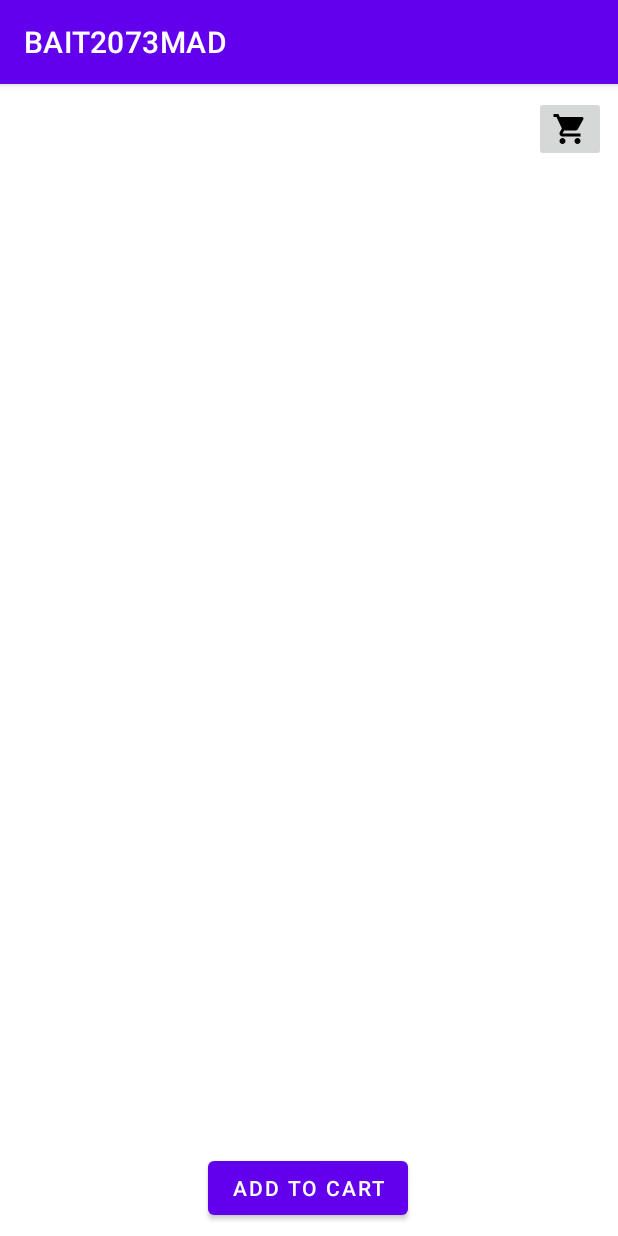
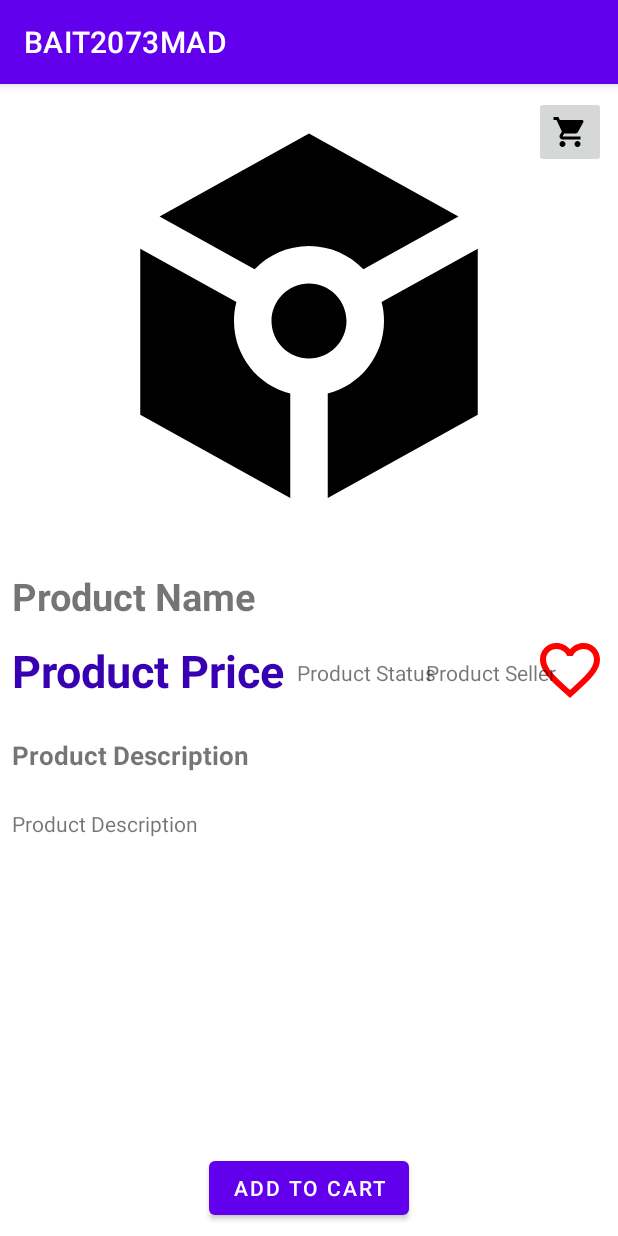
Before and after one commit to FenrirChiew/BAIT2073MAD, an Android app: the fragment ProductDetailsFragment shown on its own in the app's theme, on a phone screen of 412 x 824 dp. Run offline under Robolectric (Android 15) with nearby library versions, the phone set to English and light mode, and no system bars; our stand-ins replace data binding.

Commit message:
Update Product Details and Navigation

```diff
--- a/app/src/main/java/my/edu/tarc/bait2073mad/ui/product/ProductDetailsFragment.kt
+++ b/app/src/main/java/my/edu/tarc/bait2073mad/ui/product/ProductDetailsFragment.kt
@@ -15,7 +15,7 @@ class ProductDetailsFragment : Fragment() {
 
     private var _binding: FragmentProductDetailsBinding? = null
     private val binding get() = _binding!!
-    private lateinit var viewModel: ProductViewModel
+    private val productViewModel: ProductViewModel by activityViewModels()
     //view model of cart
     private val cartViewModel: CartViewModel by activityViewModels()
 
--- /dev/null
+++ b/app/src/main/res/drawable/ic_favorite_border_red_24dp.xml
@@ -0,0 +1,5 @@
+<vector android:height="24dp" android:tint="#FF0000"
+    android:viewportHeight="24" android:viewportWidth="24"
+    android:width="24dp" xmlns:android="http://schemas.android.com/apk/res/android">
+    <path android:fillColor="@android:color/white" android:pathData="M16.5,3c-1.74,0 -3.41,0.81 -4.5,2.09C10.91,3.81 9.24,3 7.5,3 4.42,3 2,5.42 2,8.5c0,3.78 3.4,6.86 8.55,11.54L12,21.35l1.45,-1.32C18.6,15.36 22,12.28 22,8.5 22,5.42 19.58,3 16.5,3zM12.1,18.55l-0.1,0.1 -0.1,-0.1C7.14,14.24 4,11.39 4,8.5 4,6.5 5.5,5 7.5,5c1.54,0 3.04,0.99 3.57,2.36h1.87C13.46,5.99 14.96,5 16.5,5c2,0 3.5,1.5 3.5,3.5 0,2.89 -3.14,5.74 -7.9,10.05z"/>
+</vector>
--- /dev/null
+++ b/app/src/main/res/drawable/ic_favorite_red_24dp.xml
@@ -0,0 +1,5 @@
+<vector android:height="24dp" android:tint="#FF0000"
+    android:viewportHeight="24" android:viewportWidth="24"
+    android:width="24dp" xmlns:android="http://schemas.android.com/apk/res/android">
+    <path android:fillColor="@android:color/white" android:pathData="M12,21.35l-1.45,-1.32C5.4,15.36 2,12.28 2,8.5 2,5.42 4.42,3 7.5,3c1.74,0 3.41,0.81 4.5,2.09C13.09,3.81 14.76,3 16.5,3 19.58,3 22,5.42 22,8.5c0,3.78 -3.4,6.86 -8.55,11.54L12,21.35z"/>
+</vector>
--- a/app/src/main/res/layout/fragment_cart_item.xml
+++ b/app/src/main/res/layout/fragment_cart_item.xml
@@ -22,7 +22,7 @@
         android:layout_height="wrap_content"
         android:layout_marginStart="32dp"
         android:layout_marginTop="32dp"
-        android:text="@string/productName"
+        android:text="@string/product_name_label"
         app:layout_constraintStart_toEndOf="@+id/imageViewProduct"
         app:layout_constraintTop_toTopOf="@+id/imageViewProduct" />
 
@@ -32,7 +32,7 @@
         android:layout_height="wrap_content"
         android:layout_marginStart="32dp"
         android:layout_marginTop="24dp"
-        android:text="@string/productPrice"
+        android:text="@string/product_price_label"
         app:layout_constraintStart_toEndOf="@+id/imageViewProduct"
         app:layout_constraintTop_toBottomOf="@+id/textViewProductName" />
 
--- a/app/src/main/res/layout/fragment_check_out_item.xml
+++ b/app/src/main/res/layout/fragment_check_out_item.xml
@@ -21,7 +21,7 @@
         android:layout_height="wrap_content"
         android:layout_marginStart="8dp"
         android:layout_marginTop="32dp"
-        android:text="@string/productName"
+        android:text="@string/product_name_label"
         app:layout_constraintStart_toEndOf="@+id/productImageView"
         app:layout_constraintTop_toTopOf="@+id/productImageView" />
 
@@ -39,7 +39,7 @@
         android:layout_width="wrap_content"
         android:layout_height="wrap_content"
         android:layout_marginStart="8dp"
-        android:text="@string/productPrice"
+        android:text="@string/product_price_label"
         app:layout_constraintStart_toEndOf="@+id/ProductQuantityTextView"
         app:layout_constraintTop_toTopOf="@+id/ProductQuantityTextView" />
 </androidx.constraintlayout.widget.ConstraintLayout>
--- a/app/src/main/res/layout/fragment_product.xml
+++ b/app/src/main/res/layout/fragment_product.xml
@@ -4,7 +4,7 @@
     xmlns:tools="http://schemas.android.com/tools"
     android:layout_width="match_parent"
     android:layout_height="match_parent"
-    tools:context=".ui.product.ProductDetailsFragment">
+    tools:context=".ui.product.ProductsFragment">
 
     <androidx.recyclerview.widget.RecyclerView
         android:id="@+id/recycleViewProductList"
--- a/app/src/main/res/layout/fragment_product_details.xml
+++ b/app/src/main/res/layout/fragment_product_details.xml
@@ -1,7 +1,8 @@
 <?xml version="1.0" encoding="utf-8"?>
 <layout xmlns:android="http://schemas.android.com/apk/res/android"
     xmlns:app="http://schemas.android.com/apk/res-auto"
-    xmlns:tools="http://schemas.android.com/tools">
+    xmlns:tools="http://schemas.android.com/tools"
+    tools:context=".ui.product.ProductDetailsFragment">
 
     <androidx.constraintlayout.widget.ConstraintLayout
         android:layout_width="match_parent"
@@ -10,13 +11,52 @@
         <ImageButton
             android:id="@+id/imageButtonCart"
             android:layout_width="wrap_content"
-            android:layout_height="wrap_content"
+            android:layout_height="48dp"
             android:layout_marginTop="8dp"
             android:layout_marginEnd="8dp"
             android:contentDescription="cartButton"
             android:src="@drawable/ic_shopping_cart_black_24dp"
             app:layout_constraintEnd_toEndOf="parent"
             app:layout_constraintTop_toTopOf="parent" />
+
+        <ImageView
+            android:id="@+id/imageViewProductImage"
+            android:layout_width="match_parent"
+            android:layout_height="300dp"
+            android:layout_marginStart="8dp"
+            android:layout_marginTop="8dp"
+            android:layout_marginEnd="8dp"
+            app:layout_constraintEnd_toEndOf="parent"
+            app:layout_constraintStart_toStartOf="parent"
+            app:layout_constraintTop_toTopOf="parent"
+            app:srcCompat="@drawable/ic_product_black_24dp" />
+
+        <TextView
+            android:id="@+id/textViewProductName"
+            android:layout_width="0dp"
+            android:layout_height="wrap_content"
+            android:layout_marginStart="8dp"
+            android:layout_marginTop="16dp"
+            android:layout_marginEnd="8dp"
+            android:text="@string/product_name_label"
+            android:textSize="25sp"
+            android:textStyle="bold"
+            app:layout_constraintEnd_toEndOf="parent"
+            app:layout_constraintStart_toStartOf="parent"
+            app:layout_constraintTop_toBottomOf="@+id/imageViewProductImage" />
+
+        <TextView
+            android:id="@+id/textViewProductPrice"
+            android:layout_width="wrap_content"
+            android:layout_height="wrap_content"
+            android:layout_marginStart="8dp"
+            android:layout_marginTop="12dp"
+            android:text="@string/product_price_label"
+            android:textColor="@color/purple_700"
+            android:textSize="30sp"
+            android:textStyle="bold"
+            app:layout_constraintStart_toStartOf="parent"
+            app:layout_constraintTop_toBottomOf="@+id/textViewProductName" />
 
         <Button
             android:id="@+id/buttonAddToCart"
@@ -26,7 +66,63 @@
             android:text="Add to Cart"
             app:layout_constraintBottom_toBottomOf="parent"
             app:layout_constraintEnd_toEndOf="parent"
-            app:layout_constraintHorizontal_bias="0.498"
             app:layout_constraintStart_toStartOf="parent" />
+
+        <TextView
+            android:id="@+id/textViewProductStatus"
+            android:layout_width="wrap_content"
+            android:layout_height="wrap_content"
+            android:layout_marginStart="8dp"
+            android:layout_marginTop="24dp"
+            android:text="@string/product_status_label"
+            app:layout_constraintStart_toEndOf="@+id/textViewProductPrice"
+            app:layout_constraintTop_toBottomOf="@+id/textViewProductName" />
+
+        <ImageView
+            android:id="@+id/imageViewFavorite"
+            android:layout_width="48dp"
+            android:layout_height="48dp"
+            android:layout_marginTop="8dp"
+            android:layout_marginEnd="8dp"
+            app:layout_constraintEnd_toEndOf="parent"
+            app:layout_constraintTop_toBottomOf="@+id/textViewProductName"
+            app:srcCompat="@drawable/ic_favorite_border_red_24dp" />
+
+        <TextView
+            android:id="@+id/textViewProductDescriptionLabel"
+            android:layout_width="wrap_content"
+            android:layout_height="wrap_content"
+            android:layout_marginStart="8dp"
+            android:layout_marginTop="24dp"
+            android:text="@string/product_description_label"
+            android:textSize="17sp"
+            android:textStyle="bold"
+            app:layout_constraintStart_toStartOf="parent"
+            app:layout_constraintTop_toBottomOf="@+id/textViewProductPrice" />
+
+        <TextView
+            android:id="@+id/textViewProductDescription"
+            android:layout_width="match_parent"
+            android:layout_height="wrap_content"
+            android:layout_marginStart="8dp"
+            android:layout_marginTop="24dp"
+            android:layout_marginEnd="8dp"
+            android:text="@string/product_description_label"
+            app:layout_constraintEnd_toEndOf="parent"
+            app:layout_constraintStart_toStartOf="parent"
+            app:layout_constraintTop_toBottomOf="@+id/textViewProductDescriptionLabel" />
+
+        <TextView
+            android:id="@+id/textViewProductSeller"
+            android:layout_width="wrap_content"
+            android:layout_height="wrap_content"
+            android:layout_marginStart="8dp"
+            android:layout_marginTop="24dp"
+            android:layout_marginEnd="8dp"
+            android:text="@string/product_seller_label"
+            app:layout_constraintEnd_toStartOf="@+id/imageViewFavorite"
+            app:layout_constraintHorizontal_bias="0.395"
+            app:layout_constraintStart_toEndOf="@+id/textViewProductStatus"
+            app:layout_constraintTop_toBottomOf="@+id/textViewProductName" />
     </androidx.constraintlayout.widget.ConstraintLayout>
 </layout>
--- a/app/src/main/res/layout/product_card.xml
+++ b/app/src/main/res/layout/product_card.xml
@@ -40,7 +40,7 @@
                 android:layout_marginStart="8dp"
                 android:layout_marginTop="8dp"
                 android:layout_marginEnd="8dp"
-                android:text="@string/productName"
+                android:text="@string/product_name_label"
                 app:layout_constraintEnd_toEndOf="parent"
                 app:layout_constraintStart_toStartOf="parent"
                 app:layout_constraintTop_toBottomOf="@+id/imageViewProductImage" />
@@ -53,7 +53,7 @@
                 android:layout_marginTop="8dp"
                 android:layout_marginEnd="8dp"
                 android:layout_marginBottom="8dp"
-                android:text="@string/productPrice"
+                android:text="@string/product_price_label"
                 app:layout_constraintBottom_toBottomOf="parent"
                 app:layout_constraintEnd_toEndOf="parent"
                 app:layout_constraintStart_toStartOf="parent"
--- a/app/src/main/res/navigation/mobile_navigation.xml
+++ b/app/src/main/res/navigation/mobile_navigation.xml
@@ -32,15 +32,6 @@
             app:destination="@id/checkOutFragment" />
     </fragment>
     <fragment
-        android:id="@+id/productFragment"
-        android:name="my.edu.tarc.bait2073mad.ui.product.ProductsFragment"
-        android:label="fragment_product"
-        tools:layout="@layout/fragment_product">
-        <action
-            android:id="@+id/action_productFragment_to_navigation_cart"
-            app:destination="@id/navigation_cart" />
-    </fragment>
-    <fragment
         android:id="@+id/checkOutFragment"
         android:name="my.edu.tarc.bait2073mad.ui.checkOut.CheckOutFragment"
         android:label="fragment_check_out"
@@ -63,4 +54,22 @@
             android:id="@+id/action_paymentMethodFragment_to_checkOutFragment"
             app:destination="@id/checkOutFragment" />
     </fragment>
+    <fragment
+        android:id="@+id/products_fragment"
+        android:name="my.edu.tarc.bait2073mad.ui.product.ProductsFragment"
+        android:label="fragment_product"
+        tools:layout="@layout/fragment_product" >
+        <action
+            android:id="@+id/action_products_fragment_to_product_details_fragment"
+            app:destination="@id/product_details_fragment" />
+    </fragment>
+    <fragment
+        android:id="@+id/product_details_fragment"
+        android:name="my.edu.tarc.bait2073mad.ui.product.ProductDetailsFragment"
+        android:label="fragment_product_details"
+        tools:layout="@layout/fragment_product_details" >
+        <action
+            android:id="@+id/action_product_details_fragment_to_navigation_cart"
+            app:destination="@id/navigation_cart" />
+    </fragment>
 </navigation>
--- a/app/src/main/res/values/strings.xml
+++ b/app/src/main/res/values/strings.xml
@@ -7,8 +7,6 @@
     <!-- cart -->
     <string name="cart">Cart</string>
     <string name="selectAll">Select All</string>
-    <string name="productName">Product Name</string>
-    <string name="productPrice">Product Price</string>
     <string name="addressTitle">Delivery Address</string>
     <string name="address">ADDRESS</string>
     <string name="statusTitle">Status:</string>
@@ -18,7 +16,12 @@
     <string name="totalPaymentTitle">Total Payment:</string>
 
     <!-- product -->
-    <string name="no_product">No product</string>
+    <string name="product_name_label">Product Name</string>
+    <string name="product_price_label">Product Price</string>
+    <string name="product_description_label">Product Description</string>
+    <string name="product_status_label">Product Status</string>
+    <string name="product_seller_label">Product Seller</string>
+    <string name="no_product">No Product</string>
 
     <!-- search -->
     <string name="search_query_hint">Search Products!</string>
```
